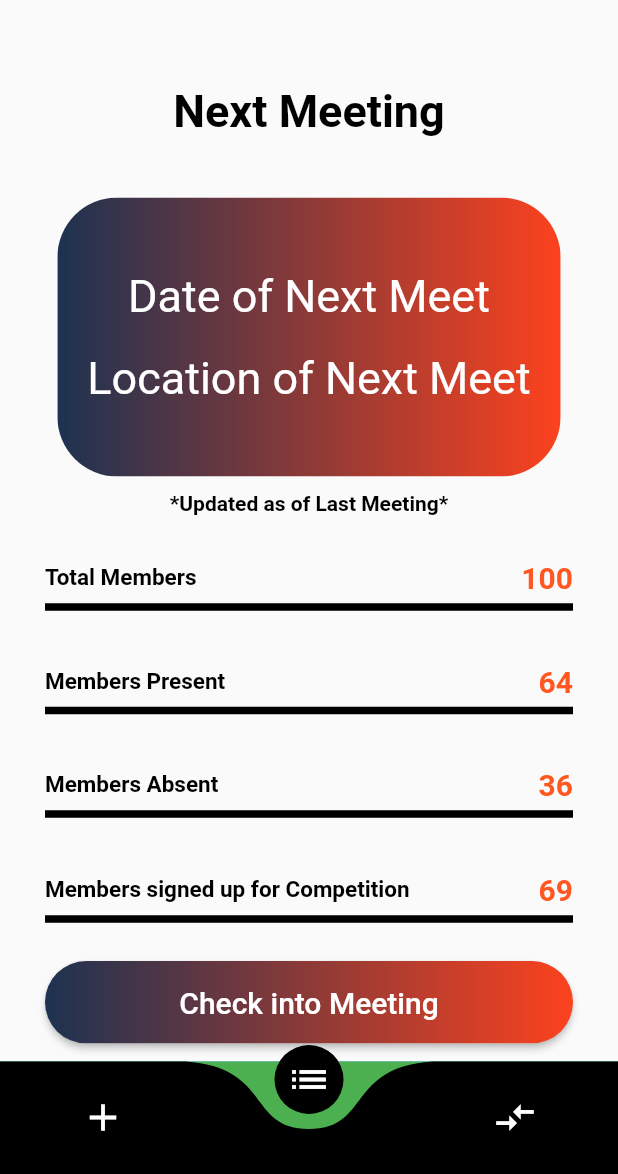
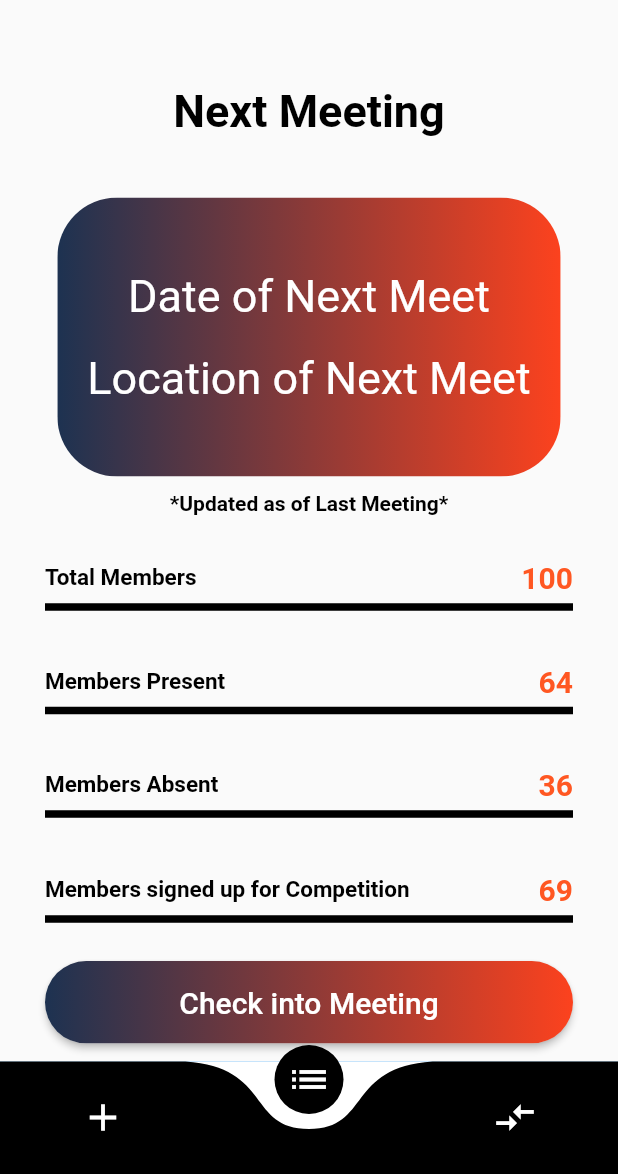
Before and after one commit to ysharma3002/Stable_Version, a Flutter app: the bottomNavState screen opened directly, item 2 of the bottom bar chosen, on a phone screen of 412 x 824 dp, the part 62-1236 px from its top. Run offline on Flutter 3.47's test engine with Material 2 defaults, Android fonts, the phone set to English and light mode, and no system bars; drawn by our look-alikes of curved_navigation_bar; our stand-ins replace carousel_slider, flutter_markdown, table_calendar, term_glyph; missing offline and left inert: worm_indicator; statements that could not run were skipped.

Commit message:
3:38pm sat yash update

```diff
--- a/lib/bottomNav.dart
+++ b/lib/bottomNav.dart
@@ -49,8 +49,8 @@ class bottomNav extends State<bottomNavState>{
   List<Color> currentColor = [
 
     Colors.white,
-    Colors.green,
-    Colors.red
+    Colors.white,
+    Colors.white
 
   ];
 
```
